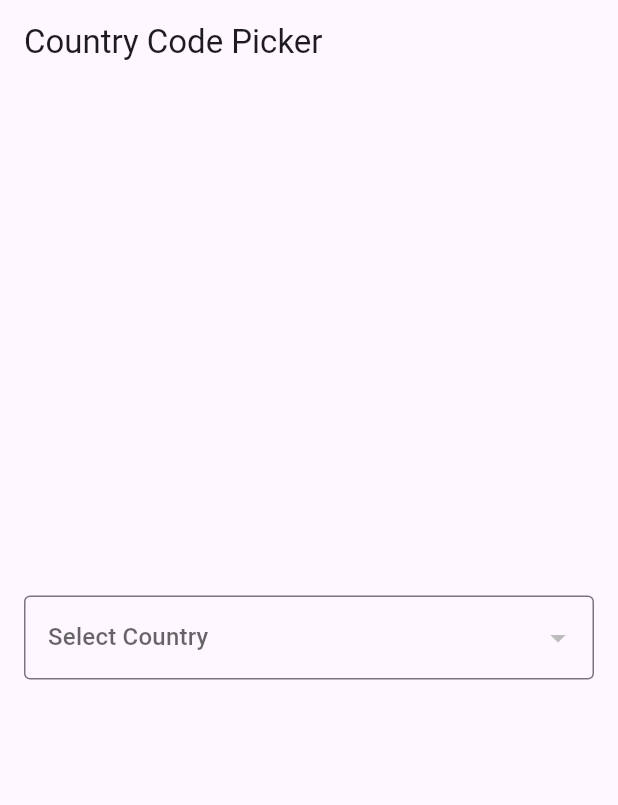
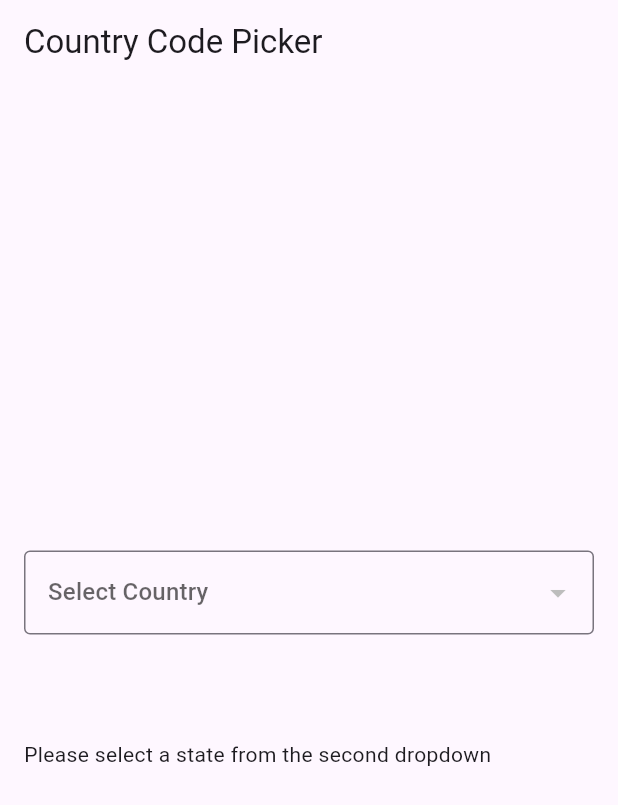
Before and after one commit to mukesh4Freelance/country_list, a Flutter app: the screen it shows after launch, on a phone screen of 412 x 824 dp. Shown: the top 805 px of the screen. Run offline on Flutter 3.47's test engine with Material 3 defaults, Android fonts, the phone set to English and light mode, and no system bars; our stand-ins replace flutter_bloc; network calls fail.

Commit message:
Added text in readme file. try to fetch selected value to display in the text after selection change.

```diff
--- a/lib/constants/strings.dart
+++ b/lib/constants/strings.dart
@@ -4,4 +4,5 @@ class Strings {
   static const String failLoadStates = 'Failed to load states';
   static const String hintCountry = 'Select Country';
   static const String hintState = 'Select States';
+  static const String selectState = 'Please select a state from the second dropdown';
 }
--- a/lib/ui/country_code_dropdown.dart
+++ b/lib/ui/country_code_dropdown.dart
@@ -14,6 +14,9 @@ class CountryCodeDropDownView extends StatefulWidget {
 }
 
 class _CountryCodeDropDownState extends State<CountryCodeDropDownView> {
+  String? selectedCountry;
+  String? selectedState;
+
   @override
   void initState() {
     super.initState();
@@ -39,6 +42,10 @@ class _CountryCodeDropDownState extends State<CountryCodeDropDownView> {
                     );
                   }).toList(),
               onChanged: (value) {
+                setState(() {
+                  selectedCountry = value;
+                  selectedState = null;
+                });
                 context.read<CountryCodeBloc>().add(
                   CountrySelectedEvent(value ?? ''),
                 );
@@ -60,10 +67,18 @@ class _CountryCodeDropDownState extends State<CountryCodeDropDownView> {
                     }).toList(),
                 onChanged: (value) {
                   setState(() {
+                    selectedState = value;
                     });
                 },
                 decoration: const InputDecoration(border: OutlineInputBorder()),
               ),
+            ),
+            SizedBox(height: 40),
+            // Display Selected Items
+            Text(
+              selectedState != null
+                  ? 'Selected: $selectedCountry > $selectedState'
+                  : Strings.selectState,
             ),
           ],
         );
```
Also changed, not shown: 1 other file.
